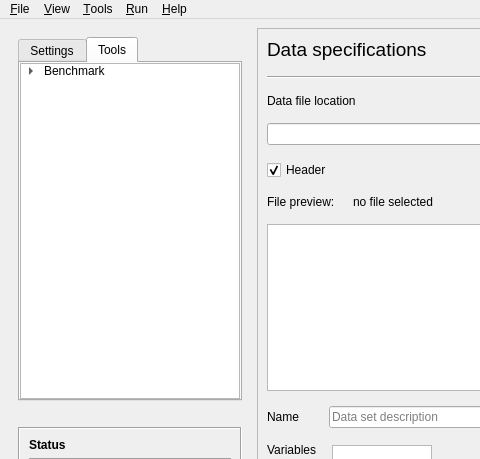
This is GSIMCLI/interface/gsimcli.ui in iled/gsimcli as Qt 5 draws it before an edit; both pictures show x 0 to 480 and y 0 to 459 of the 991 by 660 pixel window. The edited form follows.
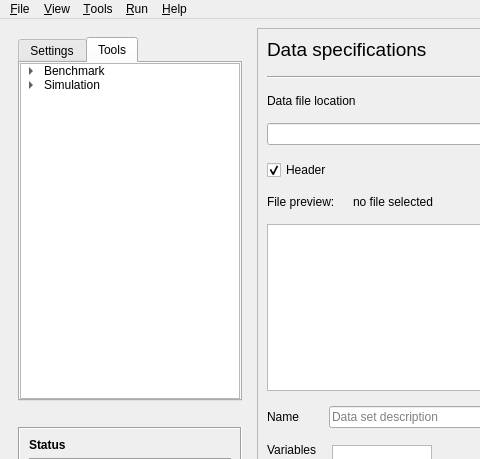
This is the edited form. The open tabs and pages were chosen to show the change.

Commit message: simstats' integration with the main gui

What changed in the file:
```diff
--- a/GSIMCLI/interface/gsimcli.ui
+++ b/GSIMCLI/interface/gsimcli.ui
@@ -2387,6 +2387,16 @@
                </property>
               </item>
              </item>
+             <item>
+              <property name="text">
+               <string>Simulation</string>
+              </property>
+              <item>
+               <property name="text">
+                <string>Statistics</string>
+               </property>
+              </item>
+             </item>
             </widget>
            </item>
           </layout>
```
Left out of the diff: 15 changed lines with no effect on the pictures. The commit also changes 3 other files.
